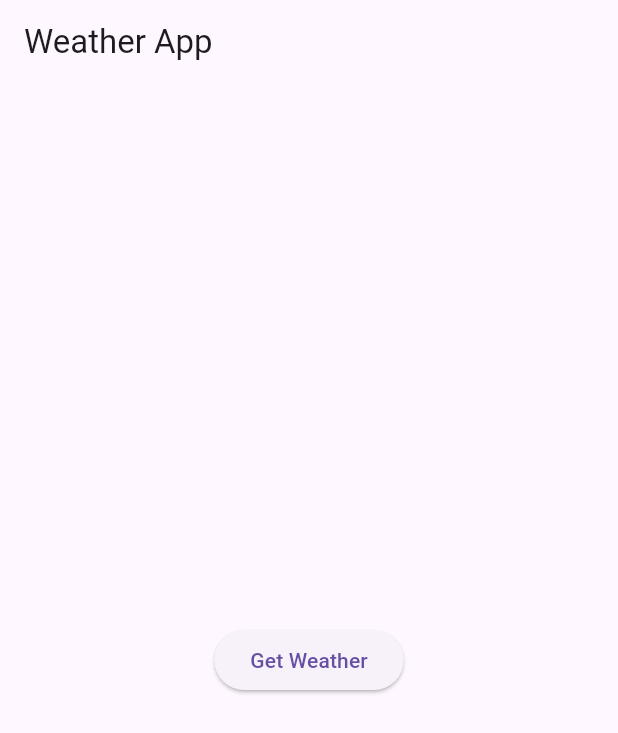
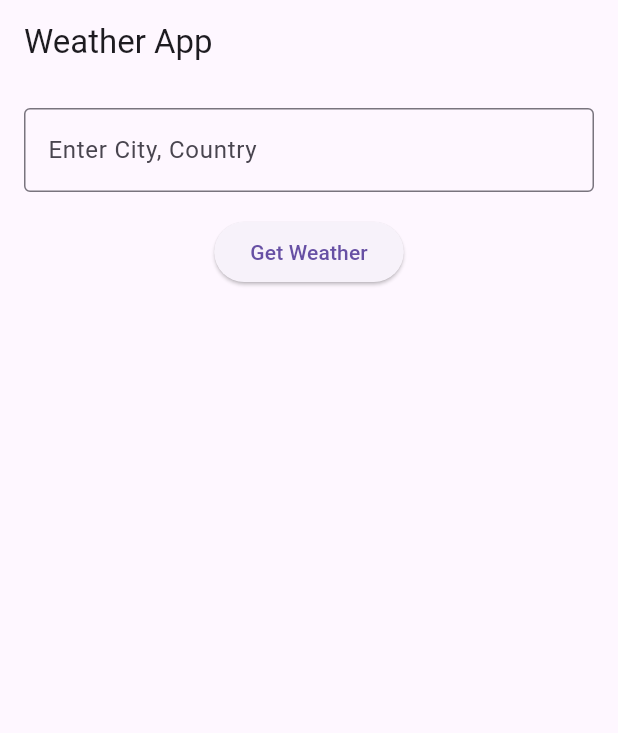
Before and after one commit to Cieszk/weather_app, a Flutter app: the screen it shows after launch, on a phone screen of 412 x 824 dp. Shown: the top 733 px of the screen. Run offline on Flutter 3.47's test engine with Material 3 defaults, Android fonts, the phone set to English and light mode, and no system bars.

Commit message:
Switch to OpenWeatherAPI, add Location Model for geocoding location

```diff
--- a/lib/main.dart
+++ b/lib/main.dart
@@ -1,7 +1,8 @@
 import 'package:flutter/material.dart';
 import 'package:provider/provider.dart';
-import 'package:weather_app/views/weather_screen.dart';
+import 'views/weather_screen.dart';
 import 'view_models/weather_view_model.dart';
+import 'view_models/location_view_model.dart';
 
 void main() {
   runApp(MyApp());
@@ -10,16 +11,19 @@ void main() {
 class MyApp extends StatelessWidget {
   @override
   Widget build(BuildContext context) {
-    return ChangeNotifierProvider<WeatherViewModel>(
-      create: (_) => WeatherViewModel(),
+    return MultiProvider(
+      providers: [
+        ChangeNotifierProvider(create: (_) => LocationViewModel()),
+        ChangeNotifierProvider(create: (_) => WeatherViewModel()),
+      ],
       child: MaterialApp(
         debugShowCheckedModeBanner: false,
         title: 'Weather App',
         theme: ThemeData(
           primarySwatch: Colors.blue,
         ),
-        home: WeatherScreen(latitude: 50.9477, longitude: 17.2917),
+        home: WeatherScreen(),
       ),
-);
+    );
   }
 }
--- /dev/null
+++ b/lib/models/location.dart
@@ -0,0 +1,13 @@
+class Location {
+  final double latitude;
+  final double longitude;
+
+  Location({required this.latitude, required this.longitude});
+
+  factory Location.fromJson(Map<String, dynamic> json) {
+    return Location(
+      latitude: json['lat'].toDouble(),
+      longitude: json['lon'].toDouble()
+    );
+  }
+}
--- a/lib/models/weather.dart
+++ b/lib/models/weather.dart
@@ -1,25 +1,64 @@
-import 'dart:convert';
-
 class Weather {
+  final String mainWeather;
+  final String description;
   final double temperature;
-  final String? time;
-  final double windspeed;
-  final int relativeHumidity2m;
+  final double temperatureFeelsLike;
+  final double windSpeed;
+  final int pressure;
+  final double humidity;
+  final int sunrise;
+  final int sunset;
 
   Weather({
+    required this.mainWeather,
+    required this.description,
     required this.temperature,
-    required this.windspeed,
-    required this.relativeHumidity2m,
-    this.time,
+    required this.temperatureFeelsLike,
+    required this.windSpeed,
+    required this.pressure,
+    required this.humidity,
+    required this.sunrise,
+    required this.sunset,
   });
 
   factory Weather.fromJson(Map<String, dynamic> json) {
     return Weather(
-      temperature: (json['current_weather']['temperature'] ?? 0.0).toDouble(),
-      windspeed: (json['current_weather']['windspeed'] ?? 0.0).toDouble(),
-      relativeHumidity2m: (json['current_weather']['relative_humidity_2m'] ?? 0).toInt(),
-      time: (json['current_weather']['time'] ?? '').toString()
+      mainWeather: (json['weather'][0]['main'] ?? "").toString(),
+      description: (json['weather'][0]['description'] ?? "").toString(),
+
+      temperature: _toDouble(json['main']['temp']),
+      temperatureFeelsLike: _toDouble(json['main']['feels_like']),
+
+      windSpeed: _toDouble(json['wind']['speed']),
+      pressure: _toInt(json['main']['pressure']),
+      humidity: _toDouble(json['main']['humidity']),
+
+      sunrise: _toInt(json['sys']['sunrise']),
+      sunset: _toInt(json['sys']['sunset']),
     );
   }
 
+  static double _toDouble(dynamic value) {
+    if (value is String) {
+      return double.tryParse(value) ?? 0.0;
+    } else if (value is double) {
+      return value;
+    } else if (value is int) {
+      return value.toDouble();
+    } else {
+      return 0.0;
+    }
+  }
+
+  static int _toInt(dynamic value) {
+    if (value is String) {
+      return int.tryParse(value) ?? 0;
+    } else if (value is int) {
+      return value;
+    } else if (value is double) {
+      return value.toInt();
+    } else {
+      return 0;
+    }
+  }
 }
--- /dev/null
+++ b/lib/view_models/location_view_model.dart
@@ -0,0 +1,54 @@
+import 'package:flutter/material.dart';
+import '../config/api_config.dart';
+import 'package:weather_app/models/location.dart';
+import 'package:http/http.dart' as http;
+import 'dart:convert';
+
+class LocationViewModel extends ChangeNotifier {
+    Location? _location;
+    String _errorMessage = '';
+    bool _isLoading = false;
+
+    Location? get location => _location;
+    String get errorMessage => '';
+    bool get isLoading => _isLoading;
+
+    Future<void> fetchCoordinates(String city, String country) async {
+      _isLoading = true;
+      notifyListeners();
+
+      const String apiKey = ApiConfig.OPENWEATHER_API_KEY;
+      final url = 'http://api.openweathermap.org/geo/1.0/direct?q=$city,$country&appid=$apiKey';
+
+      try {
+        final response = await http.get(Uri.parse(url));
+        if (response.statusCode == 200) {
+          final jsonResponse = json.decode(response.body);
+          if (jsonResponse.isNotEmpty) {
+            _location = Location.fromJson(jsonResponse[0]);
+          } else {
+            _errorMessage = 'Location not found';
+          }
+        } else {
+          _errorMessage = 'Error: Unable to fetch coordinates';
+        }
+      } catch (e) {
+        _errorMessage = 'Exception: $e';
+      } finally {
+        _isLoading = false;
+        notifyListeners();
+      }
+    }
+
+    List<String> splitCityAndCountry(String input) {
+      List<String> parts = input.split(',');
+
+      if (parts.length == 2) {
+        String city = parts[0].trim();
+        String country = parts[1].trim();
+        return [city, country];
+      } else {
+        throw const FormatException('Input must contain both city and country separated by a comma.');
+      }
+    }
+}
--- a/lib/view_models/weather_view_model.dart
+++ b/lib/view_models/weather_view_model.dart
@@ -1,4 +1,5 @@
 import 'package:flutter/material.dart';
+import '../config/api_config.dart';
 import 'package:weather_app/models/weather.dart';
 import 'package:http/http.dart' as http;
 import 'dart:convert';
@@ -14,10 +15,10 @@ class WeatherViewModel extends ChangeNotifier {
 
   Future<void> fetchWeather(double latitude, double longitude) async {
     _isLoading = true;
-    _errorMessage = '';
     notifyListeners();
 
-    final url = 'https://api.open-meteo.com/v1/forecast?latitude=$latitude&longitude=$longitude&current=relative_humidity_2m&hourly=temperature_2m&format=flatbuffers';
+    const String apiKey = ApiConfig.OPENWEATHER_API_KEY;
+    final url = 'https://api.openweathermap.org/data/2.5/weather?lat=$latitude&lon=$longitude&units=metric&appid=$apiKey';
 
     try {
       final response = await http.get(Uri.parse(url));
@@ -34,4 +35,5 @@ class WeatherViewModel extends ChangeNotifier {
       notifyListeners();
     }
   }
+
 }
--- a/lib/views/weather_screen.dart
+++ b/lib/views/weather_screen.dart
@@ -1,38 +1,103 @@
 import 'package:flutter/material.dart';
-import '../view_models/weather_view_model.dart';
 import 'package:provider/provider.dart';
+import 'package:weather_app/view_models/location_view_model.dart';
+import 'package:weather_app/view_models/weather_view_model.dart';
 
-class WeatherScreen extends StatelessWidget {
-  final double latitude;
-  final double longitude;
+class WeatherScreen extends StatefulWidget {
+  @override
+  _WeatherScreenState createState() => _WeatherScreenState();
+}
 
-  const WeatherScreen({super.key, required this.latitude, required this.longitude});
+class _WeatherScreenState extends State<WeatherScreen> {
+  final TextEditingController _locationController = TextEditingController();
+  String city = '';
+  String country = '';
 
   @override
   Widget build(BuildContext context) {
+    final locationViewModel = Provider.of<LocationViewModel>(context);
     final weatherViewModel = Provider.of<WeatherViewModel>(context);
 
     return Scaffold(
       appBar: AppBar(
-        title: const Text('Weather App')
+        title: Text('Weather App'),
       ),
-      body: Center(
-        child: weatherViewModel.isLoading
-         ? const CircularProgressIndicator()
-         :weatherViewModel.errorMessage.isNotEmpty
-          ? Text(weatherViewModel.errorMessage)
-          : weatherViewModel.weather != null
-            ? Column(
-              mainAxisAlignment: MainAxisAlignment.center,
-              children: [
-                Text('Temperature: ${weatherViewModel.weather!.temperature}°C'),
-                Text('Wind Speed: ${weatherViewModel.weather!.windspeed} km/h'),
-                Text('Humidity: ${weatherViewModel.weather!.relativeHumidity2m}%'),
-                Text('Time: ${weatherViewModel.weather!.time}')
-              ],
-            ) : ElevatedButton(onPressed: () {
-              weatherViewModel.fetchWeather(latitude, longitude);
-            }, child: const Text('Get Weather'))
+      body: Padding(
+        padding: const EdgeInsets.all(16.0),
+        child: Column(
+          children: [
+            TextField(
+              controller: _locationController,
+              decoration: InputDecoration(
+                labelText: 'Enter City, Country',
+                border: OutlineInputBorder(),
+              ),
+            ),
+            SizedBox(height: 16),
+            ElevatedButton(
+              onPressed: () async {
+                try {
+                  final location = locationViewModel.splitCityAndCountry(
+                    _locationController.text,
+                  );
+                  city = location[0];
+                  country = location[1];
+
+                  // Fetch location coordinates
+                  await locationViewModel.fetchCoordinates(city, country);
+                  if (locationViewModel.location != null) {
+                    // Fetch weather data using coordinates
+                    await weatherViewModel.fetchWeather(
+                      locationViewModel.location!.latitude,
+                      locationViewModel.location!.longitude,
+                    );
+                  }
+                } catch (e) {
+                  ScaffoldMessenger.of(context).showSnackBar(
+                    SnackBar(content: Text('Error: ${e.toString()}')),
+                  );
+                }
+              },
+              child: Text('Get Weather'),
+            ),
+            SizedBox(height: 16),
+            if (locationViewModel.isLoading || weatherViewModel.isLoading)
+              CircularProgressIndicator(),
+            if (locationViewModel.errorMessage.isNotEmpty)
+              Text(
+                locationViewModel.errorMessage,
+                style: TextStyle(color: Colors.red),
+              ),
+            if (weatherViewModel.errorMessage.isNotEmpty)
+              Text(
+                weatherViewModel.errorMessage,
+                style: TextStyle(color: Colors.red),
+              ),
+            if (weatherViewModel.weather != null) ...[
+              SizedBox(height: 16),
+              Text(
+                'Weather in $city, $country:',
+                style: TextStyle(fontSize: 20, fontWeight: FontWeight.bold),
+              ),
+              SizedBox(height: 8),
+              Text('Main: ${weatherViewModel.weather!.mainWeather}'),
+              Text('Description: ${weatherViewModel.weather!.description}'),
+              Text(
+                  'Temperature: ${weatherViewModel.weather!.temperature.toStringAsFixed(1)}°C'),
+              Text(
+                  'Feels Like: ${weatherViewModel.weather!.temperatureFeelsLike.toStringAsFixed(1)}°C'),
+              Text(
+                  'Humidity: ${weatherViewModel.weather!.humidity.toStringAsFixed(1)}%'),
+              Text(
+                  'Wind Speed: ${weatherViewModel.weather!.windSpeed.toStringAsFixed(1)} m/s'),
+              Text('Pressure: ${weatherViewModel.weather!.pressure} hPa'),
+              Text(
+                  'Sunrise: ${DateTime.fromMillisecondsSinceEpoch(weatherViewModel.weather!.sunrise * 1000).toLocal()}'),
+              Text(
+                  'Sunset: ${DateTime.fromMillisecondsSinceEpoch(weatherViewModel.weather!.sunset * 1000).toLocal()}'),
+            ],
+          ],
+        ),
       ),
     );
   }
--- a/pubspec.yaml
+++ b/pubspec.yaml
@@ -50,13 +50,13 @@ dev_dependencies:
   flutter_lints: ^3.0.0
   json_serializable: ^6.0.0
   build_runner: ^2.0.0
+  flutter_dotenv: ^5.0.2
 
 # For information on the generic Dart part of this file, see the
 # following page: https://dart.dev/tools/pub/pubspec
 
 # The following section is specific to Flutter packages.
 flutter:
-
   # The following line ensures that the Material Icons font is
   # included with your application, so that you can use the icons in
   # the material Icons class.
```
Also changed, not shown: pubspec.lock, 1 other file.
